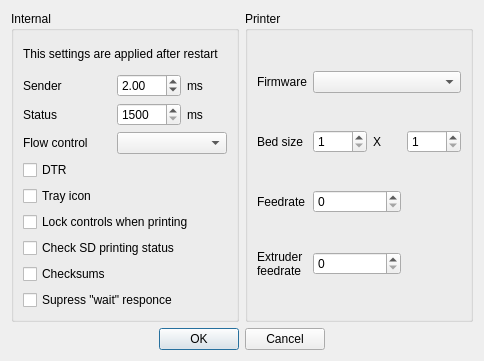
The window that settingswindow.ui (NeoTheFox/RepRaptor) describes before a commit, drawn with Qt 5.
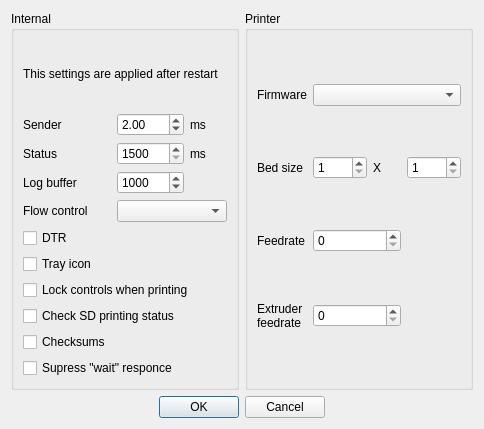
The same window after the commit. Icons and pictures are not drawn.

Commit message: Added log buffe settings (should also fix the memory leak)

Diff of the .ui file:
```diff
--- a/settingswindow.ui
+++ b/settingswindow.ui
@@ -7,7 +7,7 @@
     <x>0</x>
     <y>0</y>
     <width>484</width>
-    <height>357</height>
+    <height>429</height>
    </rect>
   </property>
   <property name="windowTitle">
@@ -24,48 +24,6 @@
       <string>Internal</string>
      </property>
      <layout class="QGridLayout" name="gridLayout">
-      <item row="1" column="0">
-       <widget class="QLabel" name="label">
-        <property name="text">
-         <string>Sender</string>
-        </property>
-       </widget>
-      </item>
-      <item row="3" column="1" colspan="2">
-       <widget class="QComboBox" name="flowcontrolbox">
-        <property name="toolTip">
-         <string/>
-        </property>
-       </widget>
-      </item>
-      <item row="3" column="0">
-       <widget class="QLabel" name="label_11">
-        <property name="text">
-         <string>Flow control</string>
-        </property>
-       </widget>
-      </item>
-      <item row="5" column="0">
-       <widget class="QCheckBox" name="dtrbox">
-        <property name="text">
-         <string>DTR</string>
-        </property>
-       </widget>
-      </item>
-      <item row="2" column="2">
-       <widget class="QLabel" name="label_4">
-        <property name="text">
-         <string>ms</string>
-        </property>
-       </widget>
-      </item>
-      <item row="1" column="2">
-       <widget class="QLabel" name="label_3">
-        <property name="text">
-         <string>ms</string>
-        </property>
-       </widget>
-      </item>
       <item row="1" column="1">
        <widget class="QDoubleSpinBox" name="senderbox">
         <property name="toolTip">
@@ -114,7 +72,7 @@
         </property>
        </widget>
       </item>
-      <item row="9" column="0">
+      <item row="10" column="0">
        <widget class="QCheckBox" name="checksumbox">
         <property name="enabled">
          <bool>true</bool>
@@ -124,7 +82,7 @@
         </property>
        </widget>
       </item>
-      <item row="8" column="0" colspan="3">
+      <item row="9" column="0" colspan="3">
        <widget class="QCheckBox" name="sdbox">
         <property name="text">
          <string>Check SD printing status</string>
@@ -153,14 +111,56 @@
         </property>
        </widget>
       </item>
-      <item row="7" column="0" colspan="3">
+      <item row="4" column="0">
+       <widget class="QLabel" name="label_11">
+        <property name="text">
+         <string>Flow control</string>
+        </property>
+       </widget>
+      </item>
+      <item row="6" column="0">
+       <widget class="QCheckBox" name="dtrbox">
+        <property name="text">
+         <string>DTR</string>
+        </property>
+       </widget>
+      </item>
+      <item row="2" column="2">
+       <widget class="QLabel" name="label_4">
+        <property name="text">
+         <string>ms</string>
+        </property>
+       </widget>
+      </item>
+      <item row="1" column="2">
+       <widget class="QLabel" name="label_3">
+        <property name="text">
+         <string>ms</string>
+        </property>
+       </widget>
+      </item>
+      <item row="1" column="0">
+       <widget class="QLabel" name="label">
+        <property name="text">
+         <string>Sender</string>
+        </property>
+       </widget>
+      </item>
+      <item row="4" column="1" colspan="2">
+       <widget class="QComboBox" name="flowcontrolbox">
+        <property name="toolTip">
+         <string/>
+        </property>
+       </widget>
+      </item>
+      <item row="8" column="0" colspan="3">
        <widget class="QCheckBox" name="lockbox">
         <property name="text">
          <string>Lock controls when printing</string>
         </property>
        </widget>
       </item>
-      <item row="6" column="0">
+      <item row="7" column="0">
        <widget class="QCheckBox" name="traybox">
         <property name="enabled">
          <bool>true</bool>
@@ -173,13 +173,30 @@
         </property>
        </widget>
       </item>
-      <item row="10" column="0" colspan="2">
+      <item row="11" column="0" colspan="2">
        <widget class="QCheckBox" name="supresswaitbox">
         <property name="text">
          <string>Supress &quot;wait&quot; responce</string>
         </property>
        </widget>
       </item>
+      <item row="3" column="0">
+       <widget class="QLabel" name="label_12">
+        <property name="text">
+         <string>Log buffer</string>
+        </property>
+       </widget>
+      </item>
+      <item row="3" column="1">
+       <widget class="QSpinBox" name="bufferbox">
+        <property name="maximum">
+         <number>100000</number>
+        </property>
+        <property name="value">
+         <number>1000</number>
+        </property>
+       </widget>
+      </item>
      </layout>
     </widget>
    </item>
```
The commit also changes 2 other files.
